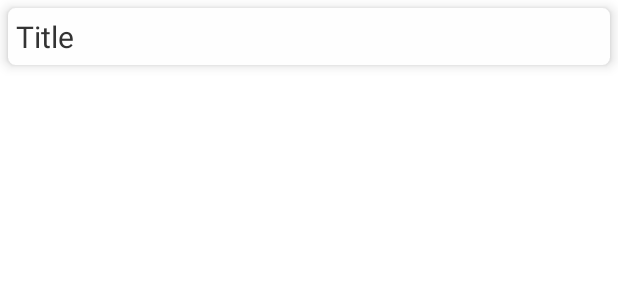
After one commit to Frixuu/Crosswords, an Android app: the layout single_word_layout.xml on its own in the app's theme, with its tools: preview values and no code run, on a phone screen of 412 x 824 dp. The commit adds this screen. Shown: the top 300 px of the screen. Run offline under Robolectric (Android 15) with nearby library versions, the phone set to English and light mode, and no system bars.

Commit message:
Find matching words

```diff
--- /dev/null
+++ b/app/src/main/res/layout/single_word_layout.xml
@@ -0,0 +1,28 @@
+<?xml version="1.0" encoding="utf-8"?>
+<com.google.android.material.card.MaterialCardView
+    xmlns:android="http://schemas.android.com/apk/res/android"
+    xmlns:card_view="http://schemas.android.com/apk/res-auto"
+    android:layout_width="match_parent"
+    android:layout_height="wrap_content"
+    android:layout_margin="5dp"
+    card_view:cardBackgroundColor="#FEFEFE"
+    card_view:cardCornerRadius="5dp"
+    card_view:cardElevation="5dp">
+
+    <androidx.appcompat.widget.LinearLayoutCompat
+        android:layout_width="match_parent"
+        android:layout_height="wrap_content"
+        android:orientation="vertical"
+        android:padding="5dp">
+
+        <TextView
+            android:id="@+id/article_title"
+            android:layout_width="match_parent"
+            android:layout_height="wrap_content"
+            android:text="Title"
+            android:textColor="#333"
+            android:textSize="20sp" />
+
+    </androidx.appcompat.widget.LinearLayoutCompat>
+
+</com.google.android.material.card.MaterialCardView>
```
Also changed, not shown: app/src/main/java/xyz/lukasz/xword/MainActivity.kt (+11 -2 lines), app/src/main/java/xyz/lukasz/xword/WordAdapter.kt (added, +38 -0 lines), app/src/main/java/xyz/lukasz/xword/dictionaries/Dictionary.kt (+9 -1 lines), app/src/main/res/layout/activity_main.xml (+17 -9 lines), 2 other files.
